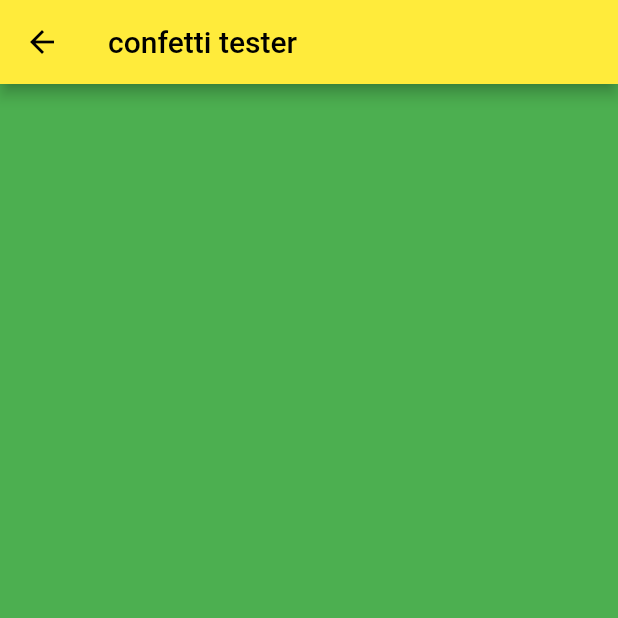
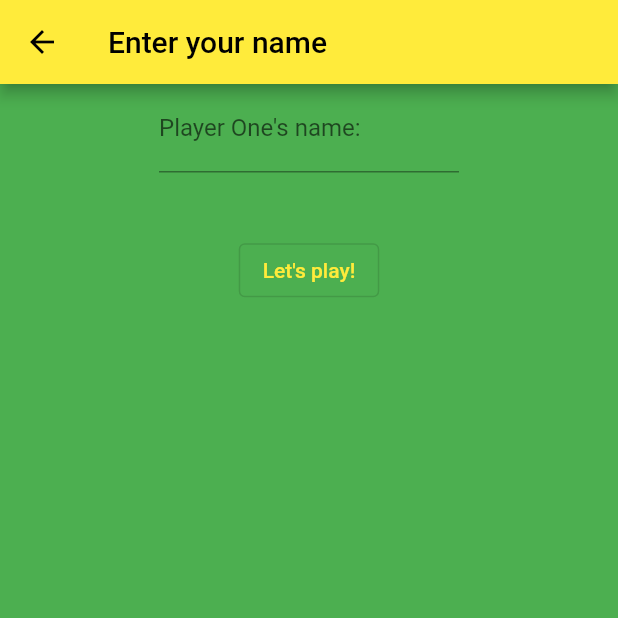
Before and after one commit to Wiykat07/tic_tac, a Flutter app: the Single screen opened by its route, on a phone screen of 412 x 824 dp, the top half of it. Run offline on Flutter 3.47's test engine with Material 2 defaults, Android fonts, the phone set to English and light mode, and no system bars; our stand-ins replace confetti; missing offline and left inert: align_positioned.

Commit message:
Added in Single Player start page

```diff
--- a/lib/Screens/single.dart
+++ b/lib/Screens/single.dart
@@ -1,12 +1,54 @@
 import 'package:flutter/material.dart';
+import 'package:flutter/services.dart';
+import 'package:provider/provider.dart';
+import 'package:tic_tac/provider.dart';
 
 class Single extends StatelessWidget {
   const Single({super.key});
 
   @override
   Widget build(BuildContext context) {
+    TextEditingController player1Controller = TextEditingController();
+    double height = MediaQuery.of(context).size.height;
+    List<String> names = [];
+
     return Scaffold(
-        appBar: AppBar(title: const Text('confetti tester')),
-        body: const Center());
+      appBar: AppBar(title: const Text('Enter your name')),
+      body: Center(
+        child: Column(
+          children: [
+            SizedBox(
+              width: 200,
+              child: TextField(
+                decoration:
+                    const InputDecoration(labelText: 'Player One\'s name:'),
+                keyboardType: TextInputType.name,
+                controller: player1Controller,
+                inputFormatters: <TextInputFormatter>[
+                  FilteringTextInputFormatter.allow(RegExp(r'[a-zA-z]')),
+                ],
+              ),
+            ),
+            SizedBox.fromSize(
+              size: Size.fromHeight(height * .05),
+            ),
+            OutlinedButton(
+                onPressed: () {
+                  names.add(player1Controller.text);
+                  names.add('Computer');
+                  Provider.of<GameProvider>(context, listen: false).aiOn();
+                  Provider.of<GameProvider>(context, listen: false)
+                      .addPlayer(true, names[1]);
+                  Provider.of<GameProvider>(context, listen: false)
+                      .addPlayer(false, names[0]);
+                  Provider.of<GameProvider>(context, listen: false)
+                      .switchTurns(false);
+                  Navigator.pushNamed(context, '/board');
+                },
+                child: const Text('Let\'s play!'))
+          ],
+        ),
+      ),
+    );
   }
 }
```
